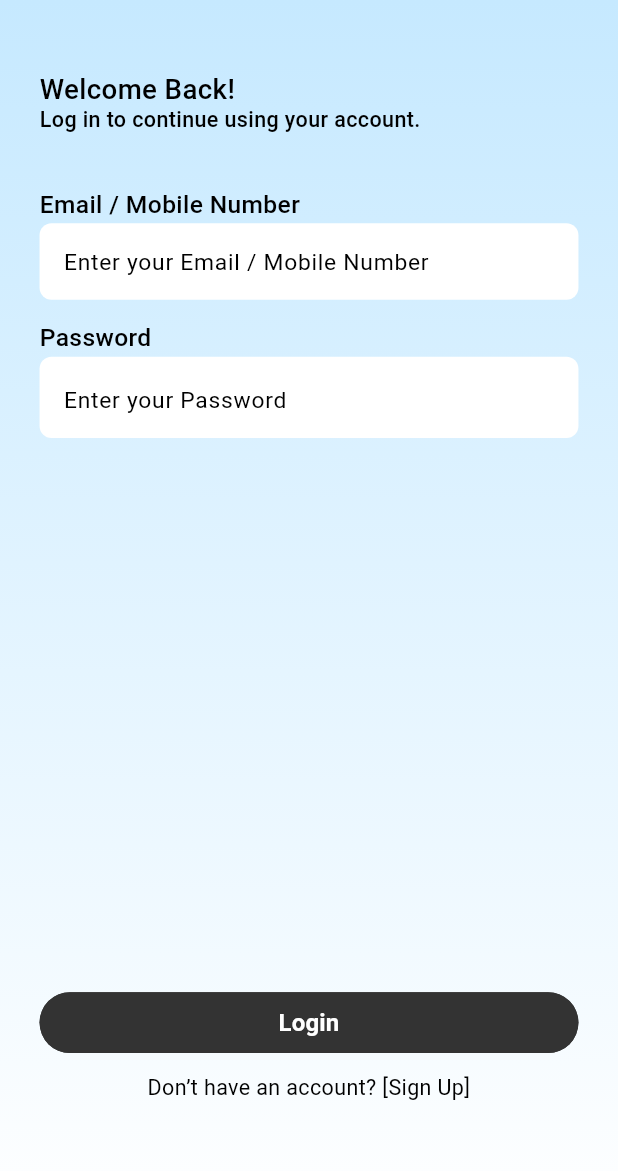
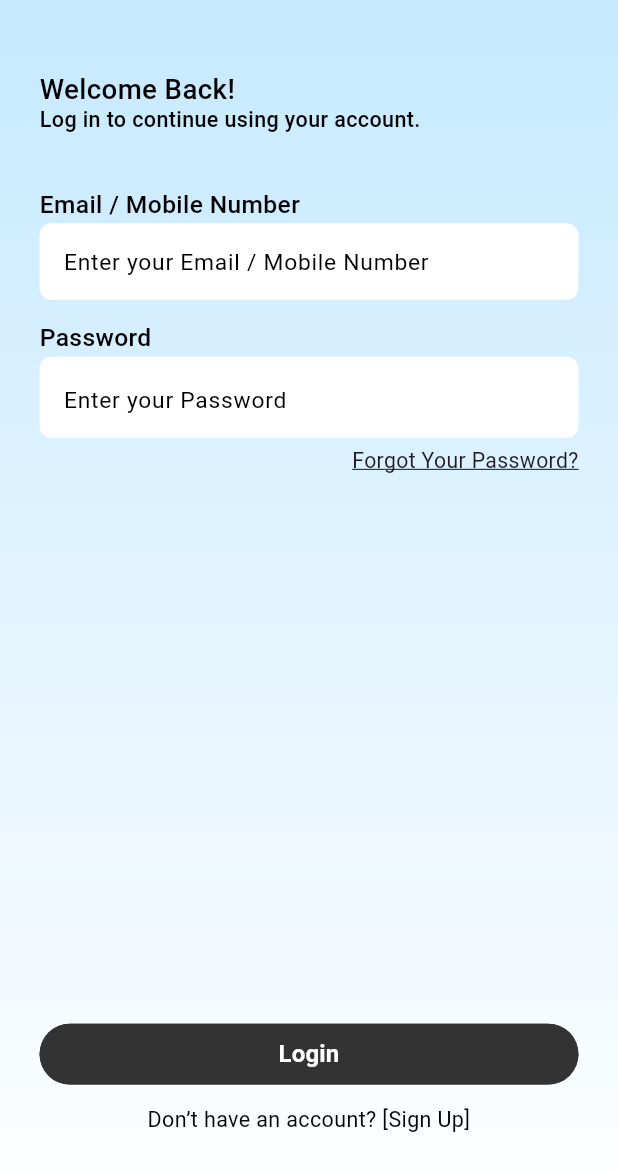
Before and after one commit to rohitrawatgopi/main_kkd_repo, a Flutter app: the screen it shows after launch, after a tap on "English", on a phone screen of 412 x 824 dp. Shown: the top 1171 px of the screen. Run offline on Flutter 3.47's test engine with Material 3 defaults, Android fonts, the phone set to English and light mode, and no system bars; our stand-ins replace bloc, cached_network_image, carousel_slider, connectivity_plus, dio, file_picker and 18 more; missing offline and left inert: dio_smart_retry, mobile_scanner; accounts and stored records are empty; Roboto replaces fonts that are missing (SF Pro); project files that could hold a hidden picture were left out.

Commit message:
solve qr code problem

```diff
--- a/lib/app/router.dart
+++ b/lib/app/router.dart
@@ -16,6 +16,9 @@
 import 'package:paint_shop/features/3bottom/withdraw/ui/history.dart'
     show WithDrawaHistory;
 import 'package:paint_shop/features/4lang/dilog.dart';
+import 'package:paint_shop/features/forgot/change.pass.dart';
+import 'package:paint_shop/features/forgot/forgot.dart';
+import 'package:paint_shop/features/forgot/otp.dart';
 
 final GoRouter appRouter = GoRouter(
   initialLocation: '/splash',
@@ -124,5 +127,24 @@
       builder: (context, state) => LanguageDialog(),
     ),
     GoRoute(path: '/splash', builder: (context, state) => OnboardingScreen()),
+    GoRoute(
+      path: '/forgot',
+      builder: (context, state) => ForgotPasswardScreen(),
+    ),
+
+    GoRoute(
+      path: '/otp',
+      builder: (context, state) {
+        final email = state.extra as String;
+        return OtpScreen(email: email);
+      },
+    ),
+    GoRoute(
+      path: '/changePassword',
+      builder: (context, state) {
+        final email = state.extra as String;
+        return ChangePasswordScreen(email: email);
+      },
+    ),
   ],
 );
--- a/lib/core/network/api_endpoints.dart
+++ b/lib/core/network/api_endpoints.dart
@@ -16,6 +16,10 @@
   static String offer = "api/user/get-offer-products";
   static String getPandingWithdrawl = "api/user/get-pending-withdrawals";
   static String deleteAccount = "api/user/app/request-delete";
+  static String forgotPassward = "api/user/app/forgotPassward";
+  static String sendOTP = "api/user/forgot-password/send-otp";
+  static String verify = "api/user/forgot-password/verify-otp";
+  static String upadtePassword = "api/user/forgot-password/set-new-password";
   static String termsPrivacy =
       "https://kkd-rgm5.onrender.com/terms-and-privacy";
 
--- a/lib/features/2auth/cubit/auth.state.dart
+++ b/lib/features/2auth/cubit/auth.state.dart
@@ -1,3 +1,4 @@
+// ignore_for_file: public_member_api_docs, sort_constructors_first
 abstract class AuthState {}
 
 class AuthInitial extends AuthState {}
@@ -30,6 +31,8 @@
 
 class DeletAccountLoadingState extends AuthState {}
 
+class ForgotButtonLoading extends AuthState {}
+
 class DeletAccountSuccessState extends AuthState {
   final String msg;
 
@@ -41,3 +44,38 @@
 
   DeletAccountFailState({required this.msg});
 }
+
+class ForgotPassFail extends AuthState {
+  final String message;
+  ForgotPassFail(this.message);
+}
+
+class ForgotPassSuccess extends AuthState {
+  ForgotPassSuccess();
+}
+
+class otpVerifyLoading extends AuthState {
+  otpVerifyLoading();
+}
+
+class otpVerifySucess extends AuthState {
+  otpVerifySucess();
+}
+
+class otpVerifyFail extends AuthState {
+  final String message;
+  otpVerifyFail(this.message);
+}
+
+class updatePassLoading extends AuthState {
+  updatePassLoading();
+}
+
+class updatePassSuccess extends AuthState {
+  updatePassSuccess();
+}
+
+class updatePassFail extends AuthState {
+  final String message;
+  updatePassFail(this.message);
+}
--- a/lib/features/2auth/ui/login.dart
+++ b/lib/features/2auth/ui/login.dart
@@ -175,6 +175,24 @@
                                               );
                                             },
                                           ),
+                                          Gap(5.h),
+                                          InkWell(
+                                            onTap: () {
+                                              context.push("/forgot");
+                                            },
+                                            child: Row(
+                                              mainAxisAlignment:
+                                                  MainAxisAlignment.end,
+                                              children: [
+                                                AppText(
+                                                  textDecoration:
+                                                      TextDecoration.underline,
+                                                  title:
+                                                      "Forgot Your Password?",
+                                                ),
+                                              ],
+                                            ),
+                                          ),
                                         ],
                                       ),
                                     ),
@@ -182,7 +200,7 @@
                                 ),
                               ),
 
-                              Gap(364.h),
+                              Gap(360.h),
                               Column(
                                 mainAxisAlignment:
                                     MainAxisAlignment.spaceAround,
--- a/lib/features/3bottom/profile/cubit/profile.cubit.dart
+++ b/lib/features/3bottom/profile/cubit/profile.cubit.dart
@@ -45,6 +45,7 @@
           ), // 👈 default square crop
           uiSettings: [
             AndroidUiSettings(
+
               toolbarTitle: 'Crop Image',
               toolbarColor: Colors.blue.shade500,
               toolbarWidgetColor: Colors.white,
--- a/lib/features/3bottom/qr/cubit/qr.cubit.dart
+++ b/lib/features/3bottom/qr/cubit/qr.cubit.dart
@@ -1,5 +1,6 @@
 // scanner_cubit.dart
 import 'package:flutter_bloc/flutter_bloc.dart';
+import 'package:paint_shop/app/import.dart';
 import 'package:paint_shop/core/model/qr.model.dart';
 import 'package:paint_shop/core/network/response_model.dart';
 import 'package:paint_shop/features/3bottom/qr/cubit/qr.state.dart';
@@ -30,6 +31,10 @@
 
         emit(ScannerSuccess(coin));
       } else if (response.message == "Product not found. Invalid QR code.") {
+        emit(ScannerFaileMessage(message: response.message!));
+      } else if (response.message == "KYC Must be approved") {
+        emit(ScannerFaileMessage(message: response.message!));
+      } else if (response.message == "The QR code is currently inactive.") {
         emit(ScannerFaileMessage(message: response.message!));
       } else {
         QrScanDataModel qr = QrScanDataModel.fromJson(response.data);
--- a/lib/features/3bottom/qr/ui/qr.dart
+++ b/lib/features/3bottom/qr/ui/qr.dart
@@ -73,6 +73,8 @@
           );
           context.read<HomeCubit>().userDetailsForProfile();
         } else if (state is ScannerFaileMessage) {
+          ScannerCubit.isScanning = true;
+
           AppToast.error(state.message);
         }
       },
@@ -235,6 +237,8 @@
         "type": decoded["type"],
         "timestamp": decoded["timestamp"],
         "hash": decoded["hash"],
+        "giftCode": decoded["giftCode"],
+        "index": decoded["index"],
       };
 
       context.read<ScannerCubit>().QrScan(value: payload);
--- a/lib/main.dart
+++ b/lib/main.dart
@@ -18,10 +18,8 @@
   await Hive.openBox('authBox');
   await SystemChrome.setPreferredOrientations([
     DeviceOrientation.portraitUp,
-    DeviceOrientation
-        .portraitDown, // optional agar ulta portrait bhi allow karna ho
+    DeviceOrientation.portraitDown,
   ]);
-  // debugPaintSizeEnabled = true;
 
   runApp(
     MultiBlocProvider(
--- a/lib/utils/reward.dilog.dart
+++ b/lib/utils/reward.dilog.dart
@@ -117,7 +117,7 @@
                   context,
                 )!.thisQrCodeHasAlreadyBeenUsedBy,
                 fontWeight: FontWeight.w400,
-                fontSize: 16.sp,
+                fontSize: 14.sp,
 
                 height: 1.5,
               ),
--- a/pubspec.yaml
+++ b/pubspec.yaml
@@ -16,7 +16,7 @@
 # https://developer.apple.com/library/archive/documentation/General/Reference/InfoPlistKeyReference/Articles/CoreFoundationKeys.html
 # In Windows, build-name is used as the major, minor, and patch parts
 # of the product and file versions while build-number is used as the build suffix.
-version: 1.0.0+8
+version: 1.0.0+9
 
 environment:
   sdk: ^3.8.0
@@ -75,6 +75,7 @@
   shared_preferences: ^2.5.3
   bloc: ^9.0.0
   image_cropper: ^9.1.0
+  pinput: ^5.0.2
 flutter_localizations:
   sdk: flutter
 
```
Also changed, not shown: lib/features/2auth/cubit/auth.cubit.dart (+58 -0 lines), lib/features/3bottom/profile/ui/profile.dart (+12 -7 lines), lib/features/forgot/change.pass.dart (added, +127 -0 lines), lib/features/forgot/forgot.dart (added, +107 -0 lines), lib/features/forgot/otp.dart (added, +92 -0 lines), lib/features/repo/auth.dart (+34 -0 lines), lib/features/forgot/forgot.controller.dart (added), pubspec.lock, 1 other file.
